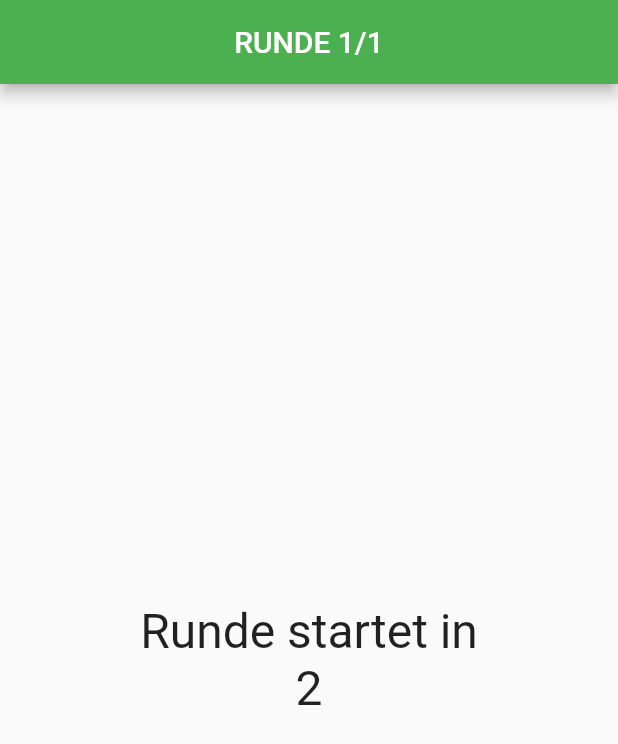
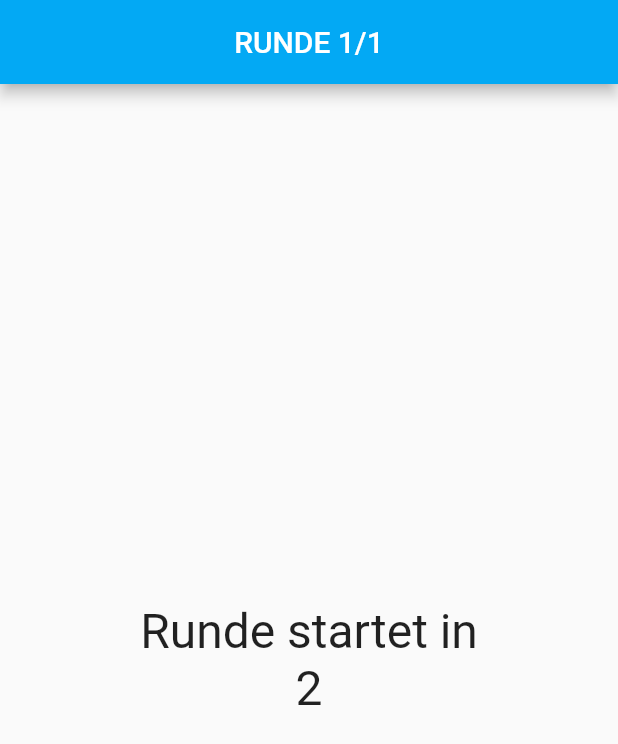
Before and after one commit to harryk2142/project-memorize-numbers, a Flutter app: the TrainingPage screen opened directly, after a tap on "Start", on a phone screen of 412 x 824 dp. Shown: the top 744 px of the screen. Run offline on Flutter 3.47's test engine with Material 2 defaults, Android fonts, the light colour scheme and no system bars; our stand-ins replace shared_preferences; accounts and stored records are empty.

Commit message:
change icon and colors

```diff
--- a/memorize_numbers/lib/gamefield/gamefield.dart
+++ b/memorize_numbers/lib/gamefield/gamefield.dart
@@ -1,6 +1,7 @@
 import 'package:flutter/material.dart';
 import 'package:flutter/widgets.dart';
 import 'package:memorize_numbers/gamefield/gamefield_countdown.dart';
+import 'package:memorize_numbers/shared/constants.dart';
 import 'package:memorize_numbers/shared/countdown.dart';
 import 'package:memorize_numbers/gamefield/digitgenerator.dart';
 import 'package:memorize_numbers/gamefield/result.dart';
@@ -53,10 +54,10 @@ class _GamefieldState extends State<Gamefield> {
       child: Scaffold(
         resizeToAvoidBottomInset: false,
         appBar: AppBar(
-          automaticallyImplyLeading: false,
-          centerTitle: true,
-          title: Text('RUNDE $_currentRound/${widget._rounds}'),
-        ),
+            automaticallyImplyLeading: false,
+            centerTitle: true,
+            title: Text('RUNDE $_currentRound/${widget._rounds}',
+                style: TextStyle(color: Constants.mainTextColor))),
         body: PageView(
           controller: _pageController,
           physics: NeverScrollableScrollPhysics(),
@@ -136,16 +137,20 @@ class _GamefieldState extends State<Gamefield> {
           Column(
             mainAxisAlignment: MainAxisAlignment.spaceEvenly,
             children: [
-              BtnInputNumber(Text('1'), () {
+              BtnInputNumber(_TextInputNumber(1), () {
                 onBtnNumberPressed(1);
               }),
-              BtnInputNumber(Text('4'), () {
+              BtnInputNumber(_TextInputNumber(4), () {
                 onBtnNumberPressed(4);
               }),
-              BtnInputNumber(Text('7'), () {
+              BtnInputNumber(_TextInputNumber(7), () {
                 onBtnNumberPressed(7);
               }),
-              BtnInputNumber(Icon(Icons.backspace), () {
+              BtnInputNumber(
+                  Icon(
+                    Icons.backspace,
+                    color: Constants.mainTextColor,
+                  ), () {
                 onBtnBackPressed();
               }),
             ],
@@ -153,16 +158,16 @@ class _GamefieldState extends State<Gamefield> {
           Column(
             mainAxisAlignment: MainAxisAlignment.spaceEvenly,
             children: [
-              BtnInputNumber(Text('2'), () {
+              BtnInputNumber(_TextInputNumber(2), () {
                 onBtnNumberPressed(2);
               }),
-              BtnInputNumber(Text('5'), () {
+              BtnInputNumber(_TextInputNumber(5), () {
                 onBtnNumberPressed(5);
               }),
-              BtnInputNumber(Text('8'), () {
+              BtnInputNumber(_TextInputNumber(8), () {
                 onBtnNumberPressed(8);
               }),
-              BtnInputNumber(Text('0'), () {
+              BtnInputNumber(_TextInputNumber(0), () {
                 onBtnNumberPressed(0);
               }),
             ],
@@ -170,16 +175,17 @@ class _GamefieldState extends State<Gamefield> {
           Column(
             mainAxisAlignment: MainAxisAlignment.spaceEvenly,
             children: [
-              BtnInputNumber(Text('3'), () {
+              BtnInputNumber(_TextInputNumber(3), () {
                 onBtnNumberPressed(3);
               }),
-              BtnInputNumber(Text('6'), () {
+              BtnInputNumber(_TextInputNumber(6), () {
                 onBtnNumberPressed(6);
               }),
-              BtnInputNumber(Text('9'), () {
+              BtnInputNumber(_TextInputNumber(9), () {
                 onBtnNumberPressed(9);
               }),
-              BtnInputNumber(Icon(Icons.done), () {
+              BtnInputNumber(Icon(Icons.done, color: Constants.mainTextColor),
+                  () {
                 onBtnSubmitPressed();
               }),
             ],
@@ -221,7 +227,8 @@ class _GamefieldState extends State<Gamefield> {
               },
               child: Text(
                 buttonText,
-                style: TextStyle(fontSize: 32.0),
+                style:
+                    TextStyle(fontSize: 32.0, color: Constants.mainTextColor),
               ),
             ),
           ),
@@ -346,6 +353,23 @@ class _GamefieldState extends State<Gamefield> {
   }
 }
 
+class _TextInputNumber extends StatelessWidget {
+  final int number;
+
+  const _TextInputNumber(
+    this.number, {
+    Key? key,
+  }) : super(key: key);
+
+  @override
+  Widget build(BuildContext context) {
+    return Text(number.toString(),
+        style: TextStyle(
+          color: Constants.mainTextColor,
+        ));
+  }
+}
+
 class _HiddenChar extends StatelessWidget {
   final bool isPressed;
   final String input;
@@ -364,7 +388,7 @@ class _HiddenChar extends StatelessWidget {
         style: TextStyle(
             letterSpacing: 16,
             fontSize: 32,
-            color: isPressed ? Colors.green : Colors.black),
+            color: isPressed ? Constants.mainBackgroundColor : Colors.black),
       ),
     );
   }
@@ -387,8 +411,8 @@ class BtnInputNumber extends StatelessWidget {
       width: 74,
       height: 74,
       color: Colors.black,
-      margin: const EdgeInsets.all(2.0),
-      padding: const EdgeInsets.all(2.0),
+      margin: const EdgeInsets.all(1.0),
+      padding: const EdgeInsets.all(1.0),
       child: FloatingActionButton(
         shape: RoundedRectangleBorder(),
         onPressed: _onPressed,
--- a/memorize_numbers/lib/main.dart
+++ b/memorize_numbers/lib/main.dart
@@ -1,4 +1,5 @@
 import 'package:flutter/material.dart';
+import 'package:memorize_numbers/shared/constants.dart';
 import 'package:memorize_numbers/start/start.dart';
 
 void main() async {
@@ -16,7 +17,7 @@ class MyApp extends StatelessWidget {
           textTheme: TextTheme(
               bodyText1: TextStyle(height: 1, fontSize: 32),
               button: TextStyle(fontSize: 32)),
-          primarySwatch: Colors.green,
+          primarySwatch: Constants.mainBackgroundColor,
         ),
         home: StartPage());
   }
--- a/memorize_numbers/lib/shared/constants.dart
+++ b/memorize_numbers/lib/shared/constants.dart
@@ -1,7 +1,12 @@
+import 'package:flutter/material.dart';
+
 class Constants {
   static String keySettingsTrainingRounds = 'settings.training.rounds';
   static String keyTrainingCurrentRound = 'settings.training.currentRound';
   static String keySettingsTrainingDigits = 'settings.training.digits';
   static String keySettingsTrainingDisplayTime =
       'settings.training.displayTime';
+
+  static MaterialColor mainBackgroundColor = Colors.lightBlue;
+  static Color mainTextColor = Colors.white;
 }
--- a/memorize_numbers/lib/shared/navigation.dart
+++ b/memorize_numbers/lib/shared/navigation.dart
@@ -1,4 +1,5 @@
 import 'package:flutter/material.dart';
+import 'package:memorize_numbers/shared/constants.dart';
 
 class NaviButton extends StatelessWidget {
   final String text;
@@ -21,7 +22,7 @@ class NaviButton extends StatelessWidget {
           },
           child: Text(
             this.text,
-            style: TextStyle(fontSize: 32.0),
+            style: TextStyle(fontSize: 32.0, color: Constants.mainTextColor),
           ),
         ),
       ),
@@ -62,7 +63,7 @@ class NaviBackButton extends StatelessWidget {
           },
           child: Text(
             this.text,
-            style: TextStyle(fontSize: 32.0),
+            style: TextStyle(fontSize: 32.0, color: Constants.mainTextColor),
           ),
         ),
       ),
--- a/memorize_numbers/lib/start/start.dart
+++ b/memorize_numbers/lib/start/start.dart
@@ -31,11 +31,7 @@ class StartIcon extends StatelessWidget {
   @override
   Widget build(BuildContext context) {
     return Container(
-      child: Padding(
-        padding: const EdgeInsets.only(
-            top: 32.0, bottom: 16.0, left: 32.0, right: 32.0),
-        child: Image(width: 128, image: AssetImage('assets/icons/icon.png')),
-      ),
+      child: Image(image: AssetImage('assets/icons/icon.png')),
     );
   }
 }
--- a/memorize_numbers/lib/training/training.dart
+++ b/memorize_numbers/lib/training/training.dart
@@ -1,5 +1,6 @@
 import 'package:flutter/material.dart';
 import 'package:memorize_numbers/gamefield/gamefield.dart';
+import 'package:memorize_numbers/shared/constants.dart';
 import 'package:memorize_numbers/shared/navigation.dart';
 import 'package:shared_preferences/shared_preferences.dart';
 
@@ -24,22 +25,22 @@ class _TrainingPageState extends State<TrainingPage> {
   Widget build(BuildContext context) {
     return Scaffold(
       appBar: AppBar(
-        automaticallyImplyLeading: false,
-        centerTitle: true,
-        title: Text('Training'),
-      ),
+          automaticallyImplyLeading: false,
+          centerTitle: true,
+          title: Text('Training',
+              style: TextStyle(color: Constants.mainTextColor))),
       body: Column(
         mainAxisAlignment: MainAxisAlignment.spaceBetween,
         children: [
           Center(),
           Column(
             children: [
-              CustomDivider(),
+              _CustomDivider(),
               Slider(
                 value: _rounds.toDouble(),
                 min: 1,
                 max: 10,
-                activeColor: Colors.green,
+                activeColor: Constants.mainBackgroundColor,
                 divisions: 10,
                 onChanged: (double value) {
                   setState(() {
@@ -52,13 +53,13 @@ class _TrainingPageState extends State<TrainingPage> {
                 'Runden: $_rounds',
                 style: Theme.of(context).textTheme.bodyText1,
               ),
-              CustomDivider(),
+              _CustomDivider(),
               Slider(
                 value: _digits.toDouble(),
-                min: 1,
+                min: 2,
                 max: 10,
-                activeColor: Colors.green,
-                divisions: 10,
+                activeColor: Constants.mainBackgroundColor,
+                divisions: 9,
                 onChanged: (double value) {
                   setState(() {
                     _digits = value.toInt();
@@ -70,12 +71,12 @@ class _TrainingPageState extends State<TrainingPage> {
                 'Ziffern: $_digits',
                 style: Theme.of(context).textTheme.bodyText1,
               ),
-              CustomDivider(),
+              _CustomDivider(),
               Slider(
                 value: _displayTime,
                 min: 0.5,
                 max: 6,
-                activeColor: Colors.green,
+                activeColor: Constants.mainBackgroundColor,
                 divisions: 11,
                 onChanged: (double value) {
                   setState(() {
@@ -88,7 +89,7 @@ class _TrainingPageState extends State<TrainingPage> {
                 'Sekunden: $_displayTime',
                 style: Theme.of(context).textTheme.bodyText1,
               ),
-              CustomDivider(),
+              _CustomDivider(),
             ],
           ),
           Column(
@@ -146,14 +147,14 @@ class _TrainingPageState extends State<TrainingPage> {
   }
 }
 
-class CustomDivider extends StatelessWidget {
-  const CustomDivider({Key? key}) : super(key: key);
+class _CustomDivider extends StatelessWidget {
+  const _CustomDivider({Key? key}) : super(key: key);
 
   @override
   Widget build(BuildContext context) {
     return Divider(
       thickness: 2.0,
-      color: Colors.green,
+      color: Constants.mainBackgroundColor,
     );
   }
 }
--- a/memorize_numbers/pubspec.yaml
+++ b/memorize_numbers/pubspec.yaml
@@ -1,5 +1,5 @@
 name: memorize_numbers
-description: A new Flutter project.
+description: A Number Memory Game.
 
 # The following line prevents the package from being accidentally published to
 # pub.dev using `pub publish`. This is preferred for private packages.
@@ -15,7 +15,7 @@ publish_to: "none" # Remove this line if you wish to publish to pub.dev
 # In iOS, build-name is used as CFBundleShortVersionString while build-number used as CFBundleVersion.
 # Read more about iOS versioning at
 # https://developer.apple.com/library/archive/documentation/General/Reference/InfoPlistKeyReference/Articles/CoreFoundationKeys.html
-version: 1.0.0+2
+version: 1.0.0+4
 
 environment:
   sdk: ">=2.12.0 <3.0.0"
```
Also changed, not shown: memorize_numbers/assets/icons/icon.png, 5 other files.
